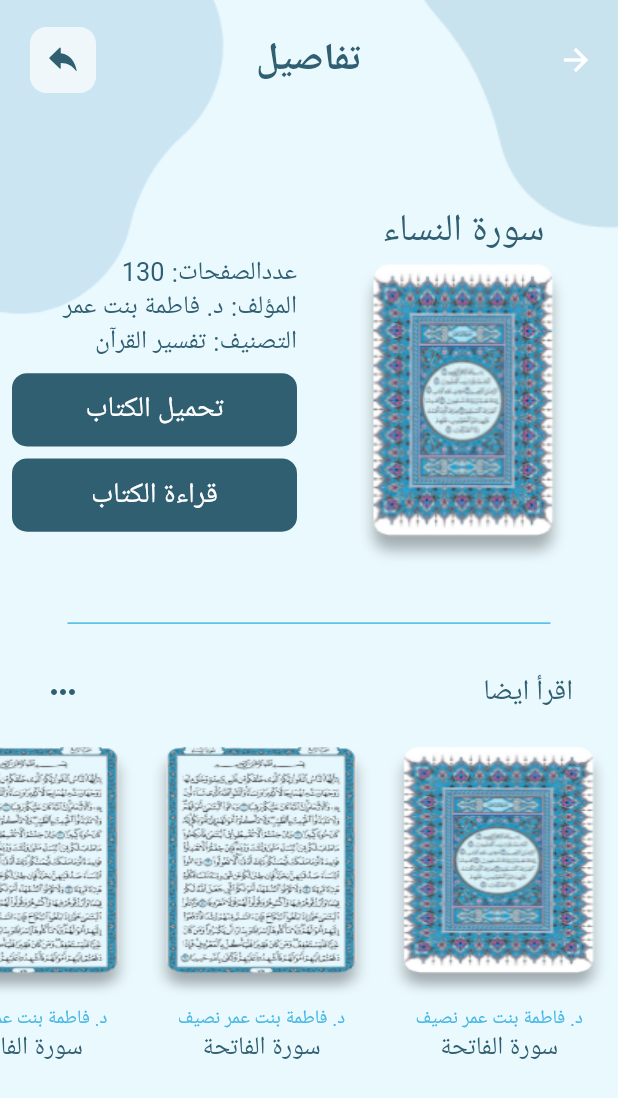
After one commit to amr012/We-Live-With-Quran, a Flutter app: the DetailsScreen screen opened directly, on a phone screen of 412 x 824 dp. The commit adds this screen. Shown: the top 1098 px of the screen. Run offline on Flutter 3.47's test engine with Material 2 defaults, Android fonts, the phone set to English and light mode, and no system bars; our stand-ins replace carousel_slider, flutter_screenutil, flutter_svg, get.

Commit message:
details screen

```diff
--- /dev/null
+++ b/lib/screens/details/details_screen.dart
@@ -0,0 +1,235 @@
+import 'package:flutter/cupertino.dart';
+import 'package:flutter/material.dart';
+import 'package:flutter_screenutil/flutter_screenutil.dart';
+import 'package:flutter_svg/svg.dart';
+import 'package:welivewithquran/constants/colors.dart';
+import 'package:welivewithquran/custom_widgets/custom_text.dart';
+
+class DetailsScreen extends StatelessWidget {
+   DetailsScreen({Key? key}) : super(key: key);
+
+   List images = [
+     "assets/images/sura_image3.png",
+     "assets/images/sura_image2.png",
+     "assets/images/sura_image2.png",
+     "assets/images/sura_image3.png",
+     "assets/images/sura_image2.png",
+     "assets/images/sura_image2.png",
+     "assets/images/sura_image3.png",
+   ];
+  @override
+  Widget build(BuildContext context) {
+    return SafeArea(
+      child: Scaffold(
+        extendBodyBehindAppBar: true,
+        appBar: AppBar(
+          elevation: 0,
+          backgroundColor: Colors.transparent,
+          toolbarHeight: 80,
+          actions: [
+            Padding(
+              padding: const EdgeInsets.symmetric(horizontal: 20.0),
+              child: GestureDetector(
+                onTap: (){
+                  Navigator.pop(context);
+                },
+                  child: SvgPicture.asset("assets/icons/back_arrow.svg")),
+            )
+          ],
+          title: Text("تفاصيل",style: TextStyle(fontSize: 24.sp,color: mainColor,
+              fontWeight: FontWeight.bold),),
+          centerTitle: true,
+        ),
+        body: Container(
+          width: double.infinity,
+          height: double.infinity,
+          decoration: BoxDecoration(
+            image: DecorationImage(
+              image: AssetImage('assets/images/main_background1.png'),
+              fit: BoxFit.cover,
+            ),
+          ),
+          child: SingleChildScrollView(
+            child: Column(
+              children: [
+                SizedBox(height: 70,),
+                Container(
+                  height: 320.h,
+                  width: double.infinity,
+                  child: Row(
+                    children: [
+                      Expanded(
+                        child: Column(
+                          children: [
+                            Expanded(
+                              child: Container(
+                                width: double.infinity,
+                              child: Column(
+                                mainAxisAlignment: MainAxisAlignment.end,
+                                children: [
+                                  CustomText(
+                                  text:  "سورة النساء",
+                                    color: mainColor,
+                                    fontSize: 24.sp,
+                                  ),
+                                  Image.asset("assets/images/sura_image3.png",fit: BoxFit.fill,)
+                                ],
+                              ),),
+                            )
+                          ],
+                        ),
+                      ),
+                      Expanded(
+                        child: Column(
+                          children: [
+                            Expanded(
+                              child: Container(
+                                width: double.infinity,
+                              child: Padding(
+                                padding: const EdgeInsets.symmetric(horizontal: 8.0),
+                                child: Column(
+                                  crossAxisAlignment: CrossAxisAlignment.start,
+                                  mainAxisAlignment: MainAxisAlignment.end,
+                                  children: [
+                                    Row(
+                                      children: [
+                                        CustomText(
+                                          text: "عددالصفحات:",
+                                          fontSize: 16.sp,
+                                          color: mainColor,
+                                        ),
+                                        SizedBox(width: 5,),
+                                        CustomText(
+                                          text: "130",
+                                          fontSize: 16.sp,
+                                          color: mainColor,
+                                        ),
+                                      ],
+                                    ),
+                                    Row(
+                                      children: [
+                                        CustomText(
+                                          text: "المؤلف:",
+                                          fontSize: 16.sp,
+                                          color: mainColor,
+                                        ),
+                                        SizedBox(width: 5,),
+                                        CustomText(
+                                          text: "د. فاطمة بنت عمر",
+                                          fontSize: 16.sp,
+                                          color: mainColor,
+                                        ),
+                                      ],
+                                    ),
+                                    Row(
+                                      children: [
+                                        CustomText(
+                                          text: "التصنيف:",
+                                          fontSize: 16.sp,
+                                          color: mainColor,
+                                        ),
+                                        SizedBox(width: 5,),
+                                        CustomText(
+                                          text: "تفسير القرآن",
+                                          fontSize: 16.sp,
+                                          color: mainColor,
+                                        ),
+                                      ],
+                                    ),
+                                  ],
+                                ),
+                              ),),
+                            ),
+                            SizedBox(height: 10,),
+                            Padding(
+                              padding: const EdgeInsets.symmetric(horizontal: 8.0),
+                              child: Container(
+                                height: 50.h,
+                                decoration: BoxDecoration(
+                                    color: mainColor,
+                                    borderRadius: BorderRadius.circular(10)
+                                ),
+                                child: Center(
+                                  child: CustomText(
+                                    text: "تحميل الكتاب",
+                                    fontSize: 18.sp,
+                                    color: Colors.white,
+                                  ),
+                                ),
+                              ),
+                            ),
+                            Padding(
+                              padding: const EdgeInsets.all(8.0),
+                              child: Container(
+                                height: 50.h,
+                                decoration: BoxDecoration(
+                                    color: mainColor,
+                                    borderRadius: BorderRadius.circular(10)
+                                ),
+                                child: Center(
+                                  child: CustomText(
+                                    text: "قراءة الكتاب",
+                                    fontSize: 18.sp,
+                                    color: Colors.white,
+                                  ),
+                                ),
+                              ),
+                            ),
+                            SizedBox(height: 20,)
+                          ],
+                        ),
+                      ),
+                    ],
+                  ),
+                ),
+                Padding(
+                  padding: const EdgeInsets.symmetric(horizontal: 45.0,vertical: 25),
+                  child: Divider(
+                    thickness: 1,
+                    color: blueColor,
+                  ),
+                ),
+                Padding(
+                  padding: const EdgeInsets.symmetric(horizontal: 30),
+                  child: Row(
+                    mainAxisAlignment: MainAxisAlignment.spaceBetween,
+                    children: [
+                      CustomText(
+                        text: "اقرأ ايضا",
+                        fontSize: 18.sp,
+                        color: mainColor,
+                      ),
+                      Icon(Icons.more_horiz_outlined,color: mainColor,)
+                    ],
+                  ),
+                ),
+                SizedBox(height: 20.h,),
+                SizedBox(
+                  height: 260.h ,
+                  child: ListView.builder(
+                    scrollDirection: Axis.horizontal,
+                    itemCount: images.length,
+                      itemBuilder: (context,index){
+                    return Column(
+                      children: [
+                        Container(
+                          height: 180.h,
+                          width : 150.w,
+                          child: Image.asset(images[index],fit: BoxFit.fill,),
+                        ),
+                        Text("د. فاطمة بنت عمر نصيف",style: TextStyle(color: blueColor,
+                            fontSize: 12.sp),),
+                        Text("سورة الفاتحة",style: TextStyle(color: mainColor,
+                            fontSize: 16.sp),),
+                      ],
+                    );
+                  }),
+                )
+              ],
+            ),
+          ),
+        ),
+      ),
+    );
+  }
+}
--- a/lib/screens/library/library_screen.dart
+++ b/lib/screens/library/library_screen.dart
@@ -1,7 +1,9 @@
 import 'package:flutter/material.dart';
 import 'package:flutter_screenutil/flutter_screenutil.dart';
+import 'package:get/get.dart';
 import 'package:welivewithquran/constants/colors.dart';
 import 'package:welivewithquran/custom_widgets/custom_text.dart';
+import 'package:welivewithquran/screens/details/details_screen.dart';
 
 class LibraryScreen extends StatelessWidget {
    LibraryScreen({Key? key}) : super(key: key);
@@ -43,7 +45,11 @@ class LibraryScreen extends StatelessWidget {
                       childAspectRatio: .7
                   ),
                   itemBuilder: (context,index){
-                    return Column(
+                    return GestureDetector(
+                      onTap: (){
+                        Get.to(()=>DetailsScreen());
+                      },
+                      child: Column(
                         children: [
                           Container(
                             height: 30.h,
@@ -62,6 +68,7 @@ class LibraryScreen extends StatelessWidget {
                             child: Image.asset(images[index],fit: BoxFit.fill,),
                           ),
                         ],
+                      ),
                     );
 
                   }),
--- a/lib/screens/main_screen/main_screen.dart
+++ b/lib/screens/main_screen/main_screen.dart
@@ -1,6 +1,8 @@
 import 'package:carousel_slider/carousel_slider.dart';
 import 'package:flutter/material.dart';
+import 'package:get/get.dart';
 import 'package:welivewithquran/constants/colors.dart';
+import 'package:welivewithquran/screens/details/details_screen.dart';
 
 class MainScreen extends StatelessWidget {
    MainScreen({Key? key}) : super(key: key);
@@ -118,6 +120,10 @@ class MainScreen extends StatelessWidget {
                     itemBuilder: (context,index){
                       return Padding(
                           padding: const EdgeInsets.all(8.0),
+                          child: GestureDetector(
+                            onTap: (){
+                              Get.to(()=>DetailsScreen());
+                            },
                             child: Container(
                               height: 120,
                               width: 110,
@@ -127,6 +133,7 @@ class MainScreen extends StatelessWidget {
                                     image: AssetImage(images[index]),
                                   )
 
+                              ),
                             ),
                           ));
                     }),
```
Also changed, not shown: assets/icons/back_arrow.svg (added). Lines whose indentation alone changed are shown as unchanged.
